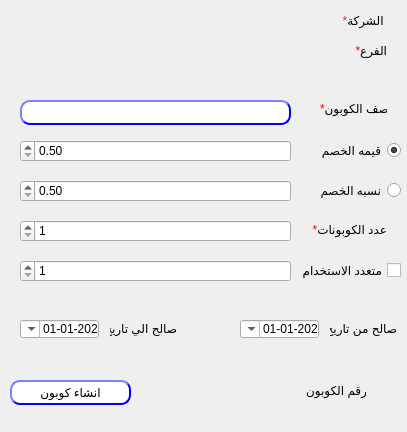
Old version of the form presentation/coupon_ui/createCoupon.ui in the repository shymaa123456/HyperPOS2020.
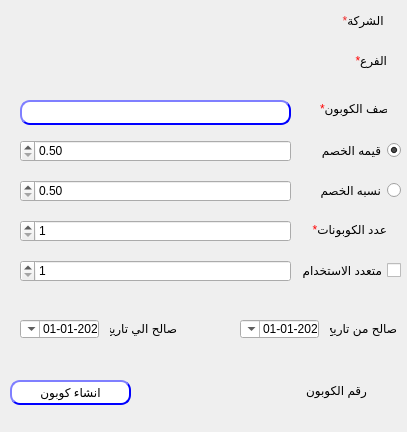
New version of the form.

Patch:
```diff
--- a/presentation/coupon_ui/createCoupon.ui
+++ b/presentation/coupon_ui/createCoupon.ui
@@ -283,7 +283,7 @@
    <property name="geometry">
     <rect>
      <x>320</x>
-     <y>40</y>
+     <y>50</y>
      <width>67</width>
      <height>21</height>
     </rect>
```
